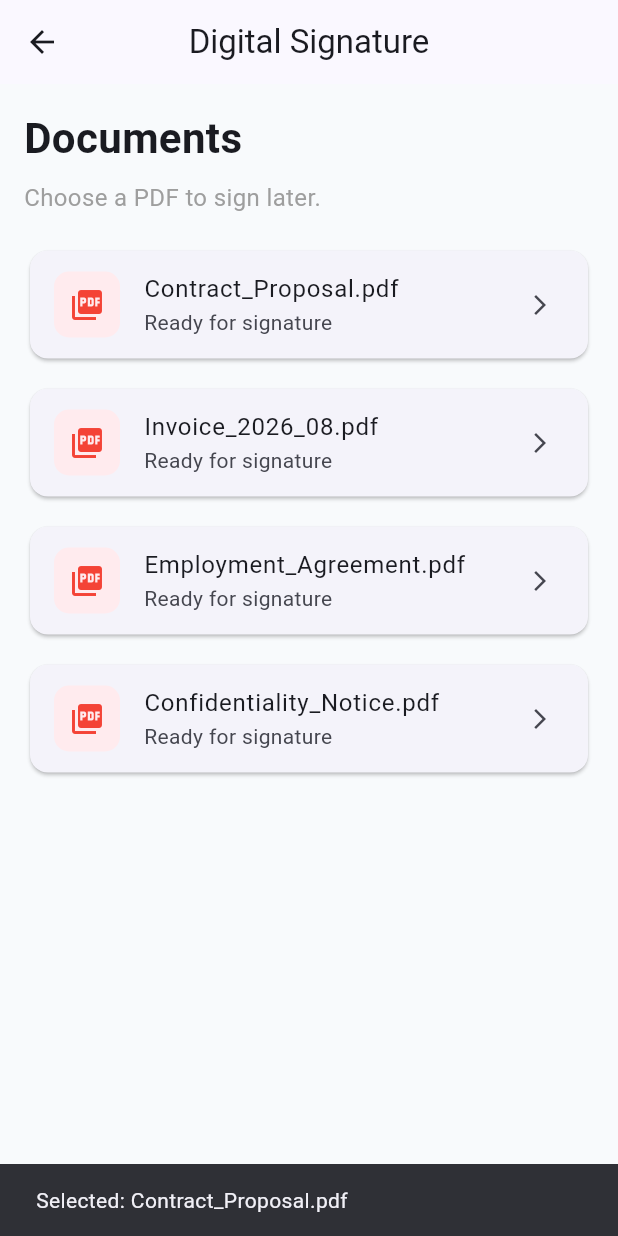
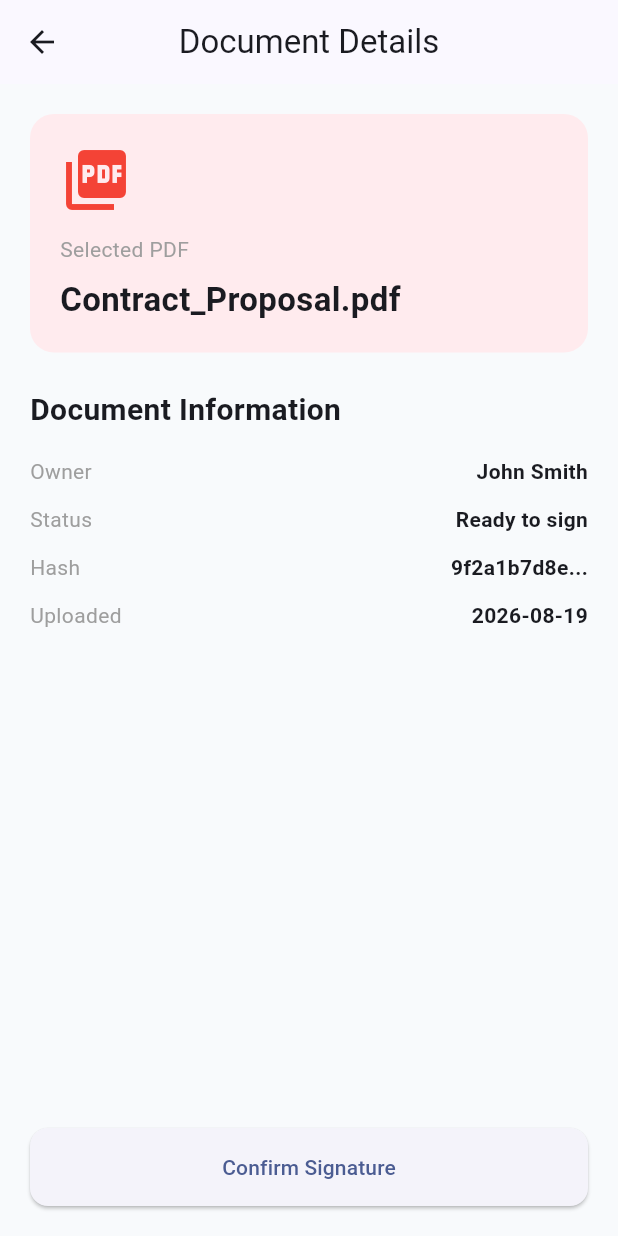
Before and after one commit to Ydiboras04/Document_Digital_Signature, a Flutter app: the NextPage screen opened by its route, after a tap on "Contract_Proposal.pdf", on a phone screen of 412 x 824 dp. Run offline on Flutter 3.47's test engine with Material 3 defaults, Android fonts, the phone set to English and light mode, and no system bars.

Commit message:
mock signature document

```diff
--- a/flutter_digital_sign/lib/app/routes/app_routes.dart
+++ b/flutter_digital_sign/lib/app/routes/app_routes.dart
@@ -1,13 +1,17 @@
 import 'package:flutter/material.dart';
 
 import '../../features/login/presentation/pages/login_page.dart';
+import '../../features/next/presentation/pages/document_details_page.dart';
 import '../../features/next/presentation/pages/next_page.dart';
+import '../../features/next/presentation/pages/signing_confirmation_page.dart';
 import '../../features/welcome/presentation/pages/welcome_page.dart';
 
 class AppRoutes {
   static const String welcome = '/';
   static const String login = '/login';
   static const String next = '/next';
+  static const String documentDetails = '/document-details';
+  static const String signingConfirmation = '/signing-confirmation';
 
   static Map<String, WidgetBuilder> get routes => {
         welcome: (context) => const WelcomePage(),
@@ -23,6 +27,18 @@ class AppRoutes {
         return MaterialPageRoute(builder: (_) => const LoginPage());
       case next:
         return MaterialPageRoute(builder: (_) => const NextPage());
+      case documentDetails:
+        final args = settings.arguments as Map<String, String>? ?? {};
+        final documentName = args['documentName'] ?? 'Document.pdf';
+        return MaterialPageRoute(
+          builder: (_) => DocumentDetailsPage(documentName: documentName),
+        );
+      case signingConfirmation:
+        final args = settings.arguments as Map<String, String>? ?? {};
+        final documentName = args['documentName'] ?? 'Document.pdf';
+        return MaterialPageRoute(
+          builder: (_) => SigningConfirmationPage(documentName: documentName),
+        );
       default:
         return MaterialPageRoute(
           builder: (_) => const WelcomePage(),
--- /dev/null
+++ b/flutter_digital_sign/lib/features/next/presentation/pages/document_details_page.dart
@@ -0,0 +1,123 @@
+import 'package:flutter/material.dart';
+
+import 'signing_confirmation_page.dart';
+
+class DocumentDetailsPage extends StatelessWidget {
+  final String documentName;
+
+  const DocumentDetailsPage({
+    super.key,
+    required this.documentName,
+  });
+
+  @override
+  Widget build(BuildContext context) {
+    return Scaffold(
+      appBar: AppBar(
+        title: const Text('Document Details'),
+      ),
+      body: Padding(
+        padding: const EdgeInsets.all(20.0),
+        child: Column(
+          crossAxisAlignment: CrossAxisAlignment.start,
+          children: [
+            Container(
+              width: double.infinity,
+              padding: const EdgeInsets.all(20),
+              decoration: BoxDecoration(
+                color: Colors.red.shade50,
+                borderRadius: BorderRadius.circular(16),
+              ),
+              child: Column(
+                crossAxisAlignment: CrossAxisAlignment.start,
+                children: [
+                  const Icon(
+                    Icons.picture_as_pdf,
+                    size: 48,
+                    color: Colors.red,
+                  ),
+                  const SizedBox(height: 12),
+                  const Text(
+                    'Selected PDF',
+                    style: TextStyle(
+                      fontSize: 14,
+                      color: Colors.grey,
+                    ),
+                  ),
+                  const SizedBox(height: 8),
+                  Text(
+                    documentName,
+                    style: const TextStyle(
+                      fontSize: 22,
+                      fontWeight: FontWeight.bold,
+                    ),
+                  ),
+                ],
+              ),
+            ),
+            const SizedBox(height: 24),
+            const Text(
+              'Document Information',
+              style: TextStyle(
+                fontSize: 20,
+                fontWeight: FontWeight.bold,
+              ),
+            ),
+            const SizedBox(height: 16),
+            _InfoRow(label: 'Owner', value: 'John Smith'),
+            _InfoRow(label: 'Status', value: 'Ready to sign'),
+            _InfoRow(label: 'Hash', value: '9f2a1b7d8e...'),
+            _InfoRow(label: 'Uploaded', value: '2026-08-19'),
+            const Spacer(),
+            SizedBox(
+              width: double.infinity,
+              child: ElevatedButton(
+                onPressed: () {
+                  Navigator.push(
+                    context,
+                    MaterialPageRoute(
+                      builder: (_) => SigningConfirmationPage(
+                        documentName: documentName,
+                      ),
+                    ),
+                  );
+                },
+                child: const Text('Confirm Signature'),
+              ),
+            ),
+          ],
+        ),
+      ),
+    );
+  }
+}
+
+class _InfoRow extends StatelessWidget {
+  final String label;
+  final String value;
+
+  const _InfoRow({
+    required this.label,
+    required this.value,
+  });
+
+  @override
+  Widget build(BuildContext context) {
+    return Padding(
+      padding: const EdgeInsets.only(bottom: 12),
+      child: Row(
+        mainAxisAlignment: MainAxisAlignment.spaceBetween,
+        children: [
+          Text(
+            label,
+            style: const TextStyle(color: Colors.grey),
+          ),
+          Text(
+            value,
+            style: const TextStyle(fontWeight: FontWeight.w600),
+          ),
+        ],
+      ),
+    );
+  }
+}
--- a/flutter_digital_sign/lib/features/next/presentation/widgets/next_content.dart
+++ b/flutter_digital_sign/lib/features/next/presentation/widgets/next_content.dart
@@ -1,10 +1,15 @@
 import 'package:flutter/material.dart';
 
-class NextContent extends StatelessWidget {
+import '../pages/document_details_page.dart';
+
+class NextContent extends StatefulWidget {
   const NextContent({super.key});
 
   @override
-  Widget build(BuildContext context) {
+  State<NextContent> createState() => _NextContentState();
+}
+
+class _NextContentState extends State<NextContent> {
   final documents = [
     'Contract_Proposal.pdf',
     'Invoice_2026_08.pdf',
@@ -12,6 +17,10 @@ class NextContent extends StatelessWidget {
     'Confidentiality_Notice.pdf',
   ];
 
+  String? selectedDocument;
+
+  @override
+  Widget build(BuildContext context) {
     return Padding(
       padding: const EdgeInsets.all(16.0),
       child: Column(
@@ -36,10 +45,16 @@ class NextContent extends StatelessWidget {
               separatorBuilder: (context, index) => const SizedBox(height: 12),
               itemBuilder: (context, index) {
                 final document = documents[index];
+                final isSelected = selectedDocument == document;
+
                 return Card(
-                  elevation: 1,
+                  elevation: isSelected ? 2 : 1,
+                  color: isSelected ? Colors.blue.shade50 : null,
                   shape: RoundedRectangleBorder(
                     borderRadius: BorderRadius.circular(12),
+                    side: isSelected
+                        ? const BorderSide(color: Colors.blue, width: 1.5)
+                        : BorderSide.none,
                   ),
                   child: ListTile(
                     leading: Container(
@@ -55,12 +70,21 @@ class NextContent extends StatelessWidget {
                       ),
                     ),
                     title: Text(document),
-                    subtitle: const Text('Ready for signature'),
+                    subtitle: Text(
+                      isSelected ? 'Selected for signing' : 'Ready for signature',
+                    ),
                     trailing: const Icon(Icons.arrow_forward_ios, size: 16),
                     onTap: () {
-                      ScaffoldMessenger.of(context).showSnackBar(
-                        SnackBar(
-                          content: Text('Selected: $document'),
+                      setState(() {
+                        selectedDocument = document;
+                      });
+
+                      Navigator.push(
+                        context,
+                        MaterialPageRoute(
+                          builder: (_) => DocumentDetailsPage(
+                            documentName: document,
+                          ),
                         ),
                       );
                     },
```
Also changed, not shown: flutter_digital_sign/lib/features/next/presentation/pages/signing_confirmation_page.dart (added, +74 -0 lines), 2 other files. Lines whose indentation alone changed are shown as unchanged.
